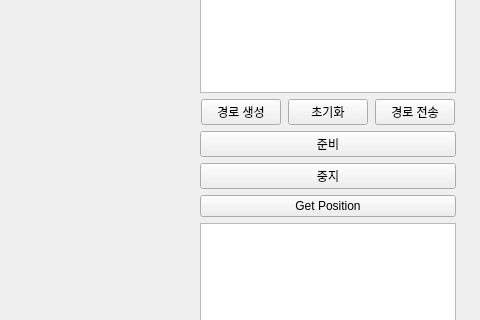
Qt form V1_UI.ui (Bigenlight/CapstoneDesign_Interface) before a commit; both pictures show x 698 to 1178 and y 184 to 504 of the 1178 by 864 pixel window.
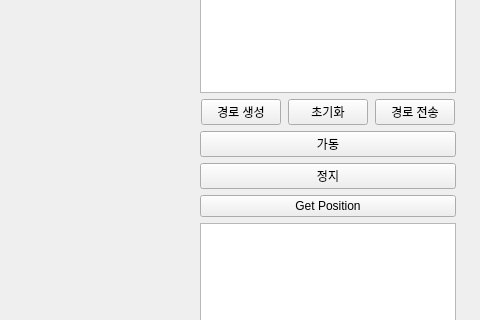
The same form after that commit.

Commit message: 가동 중지 추가

The edit to the form file:
```diff
--- a/V1_UI.ui
+++ b/V1_UI.ui
@@ -142,14 +142,14 @@
       <item>
        <widget class="QPushButton" name="pushButton">
         <property name="text">
-         <string>준비</string>
+         <string>가동</string>
         </property>
        </widget>
       </item>
       <item>
        <widget class="QPushButton" name="pushButton_4">
         <property name="text">
-         <string>중지</string>
+         <string>정지</string>
         </property>
        </widget>
       </item>
```
The commit also changes 2 other files.
